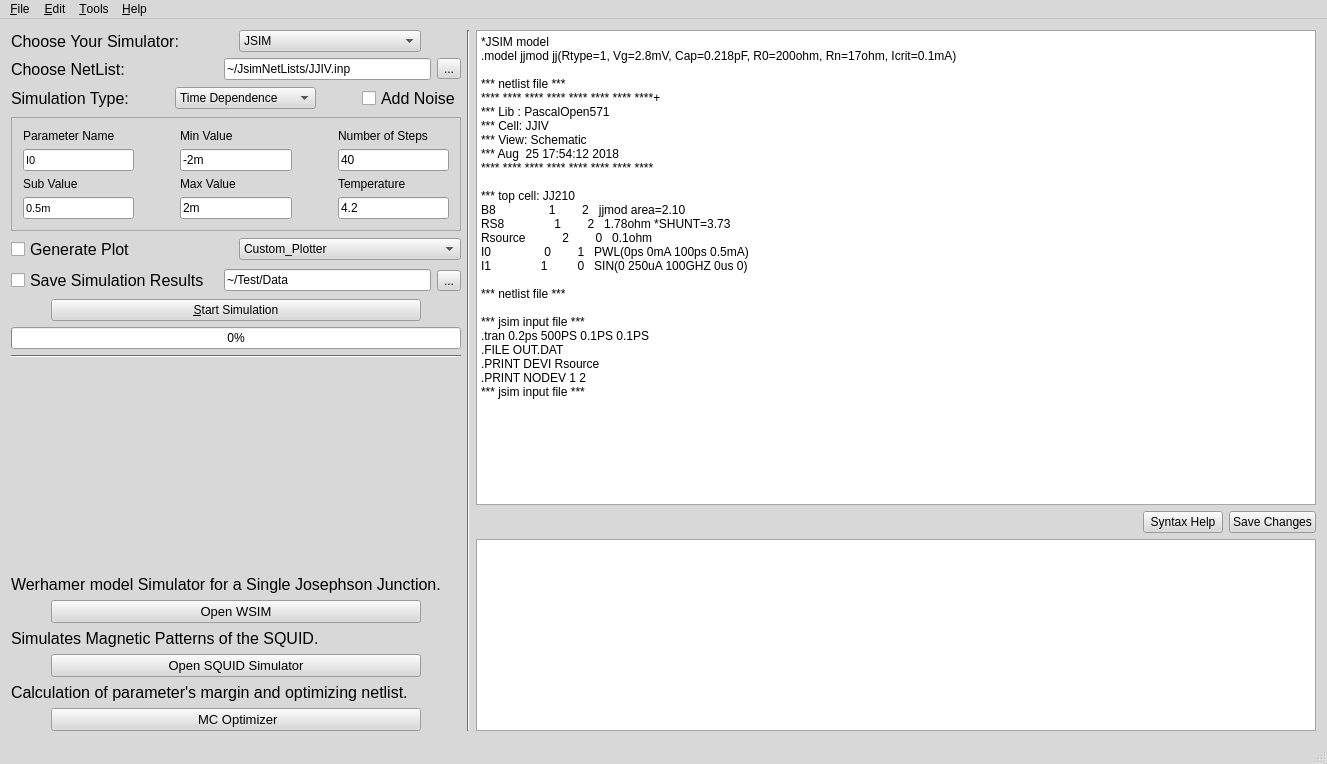
Qt form mainwindow.ui (SasanRazm/JOINUS) before a commit.
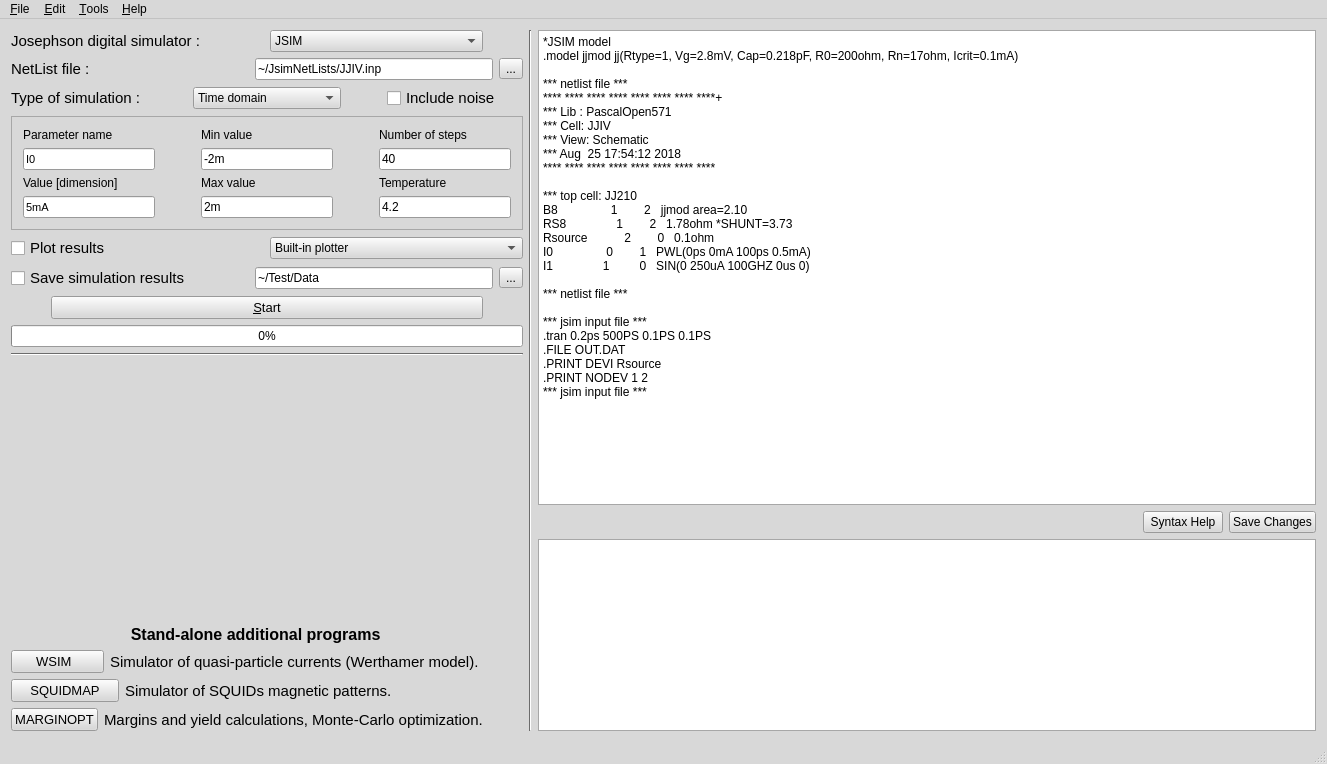
The same form after that commit.

Patch:
```diff
--- a/mainwindow.ui
+++ b/mainwindow.ui
@@ -472,13 +472,13 @@
              <widget class="QLabel" name="label">
               <property name="font">
                <font>
-                <pointsize>12</pointsize>
+                <pointsize>11</pointsize>
                 <weight>50</weight>
                 <bold>false</bold>
                </font>
               </property>
               <property name="text">
-               <string>Choose Your Simulator:</string>
+               <string>Josephson digital simulator :</string>
               </property>
              </widget>
             </item>
@@ -539,13 +539,13 @@
              <widget class="QLabel" name="label_2">
               <property name="font">
                <font>
-                <pointsize>12</pointsize>
+                <pointsize>11</pointsize>
                 <weight>50</weight>
                 <bold>false</bold>
                </font>
               </property>
               <property name="text">
-               <string>Choose NetList:</string>
+               <string>NetList file :</string>
               </property>
              </widget>
             </item>
@@ -583,13 +583,13 @@
              <widget class="QLabel" name="label_3">
               <property name="font">
                <font>
-                <pointsize>12</pointsize>
+                <pointsize>11</pointsize>
                 <weight>50</weight>
                 <bold>false</bold>
                </font>
               </property>
               <property name="text">
-               <string>Simulation Type:</string>
+               <string>Type of simulation :</string>
               </property>
              </widget>
             </item>
@@ -622,22 +622,22 @@
               </property>
               <item>
                <property name="text">
-                <string>Time Dependence</string>
+                <string>Time domain</string>
                </property>
               </item>
               <item>
                <property name="text">
-                <string>I-V Curve (Y-X)</string>
+                <string>I-V characteristics</string>
                </property>
               </item>
               <item>
                <property name="text">
-                <string>Parameter Sweep</string>
+                <string>Parametric analysis</string>
                </property>
               </item>
               <item>
                <property name="text">
-                <string>Temperature Sweep</string>
+                <string>Temperature analysis</string>
                </property>
               </item>
               <item>
@@ -667,7 +667,7 @@
              <widget class="QCheckBox" name="NoiseCheckBox">
               <property name="font">
                <font>
-                <pointsize>12</pointsize>
+                <pointsize>11</pointsize>
                 <weight>50</weight>
                 <bold>false</bold>
                </font>
@@ -676,7 +676,7 @@
                <string>Adds Noise to the Resistors in the Netlist depending on the temperature.</string>
               </property>
               <property name="text">
-               <string>Add Noise</string>
+               <string>Include noise</string>
               </property>
              </widget>
             </item>
@@ -703,7 +703,7 @@
                     </font>
                    </property>
                    <property name="text">
-                    <string>Parameter Name</string>
+                    <string>Parameter name</string>
                    </property>
                   </widget>
                  </item>
@@ -742,7 +742,7 @@
                     <enum>QFrame::NoFrame</enum>
                    </property>
                    <property name="text">
-                    <string>Sub Value</string>
+                    <string>Value [dimension]</string>
                    </property>
                   </widget>
                  </item>
@@ -766,7 +766,7 @@
                     <string>Sub Parameter Value. (Value of the current, Frequency, ...)</string>
                    </property>
                    <property name="text">
-                    <string>0.5m</string>
+                    <string>5mA</string>
                    </property>
                   </widget>
                  </item>
@@ -798,7 +798,7 @@
                     </font>
                    </property>
                    <property name="text">
-                    <string>Min Value</string>
+                    <string>Min value</string>
                    </property>
                   </widget>
                  </item>
@@ -829,7 +829,7 @@
                     </font>
                    </property>
                    <property name="text">
-                    <string>Max Value</string>
+                    <string>Max value</string>
                    </property>
                   </widget>
                  </item>
@@ -880,7 +880,7 @@
                     </font>
                    </property>
                    <property name="text">
-                    <string>Number of Steps</string>
+                    <string>Number of steps</string>
                    </property>
                   </widget>
                  </item>
@@ -947,7 +947,7 @@
              <widget class="QCheckBox" name="PlotCheckBox">
               <property name="font">
                <font>
-                <pointsize>12</pointsize>
+                <pointsize>11</pointsize>
                 <weight>50</weight>
                 <bold>false</bold>
                </font>
@@ -956,7 +956,7 @@
                <string>If Checked, Generates Plot for the Chosen Simulation.</string>
               </property>
               <property name="text">
-               <string>Generate Plot</string>
+               <string>Plot results</string>
               </property>
               <property name="checked">
                <bool>false</bool>
@@ -970,7 +970,7 @@
               </property>
               <item>
                <property name="text">
-                <string>Custom_Plotter</string>
+                <string>Built-in plotter</string>
                </property>
               </item>
               <item>
@@ -993,13 +993,13 @@
              <widget class="QCheckBox" name="SaveCheckBox">
               <property name="font">
                <font>
-                <pointsize>12</pointsize>
+                <pointsize>11</pointsize>
                 <weight>50</weight>
                 <bold>false</bold>
                </font>
               </property>
               <property name="text">
-               <string>Save Simulation Results</string>
+               <string>Save simulation results</string>
               </property>
              </widget>
             </item>
@@ -1048,11 +1048,16 @@
             </item>
             <item>
              <widget class="QPushButton" name="StartPushButton">
+              <property name="font">
+               <font>
+                <pointsize>10</pointsize>
+               </font>
+              </property>
               <property name="statusTip">
                <string>Starting the Simulation</string>
               </property>
               <property name="text">
-               <string>&amp;Start Simulation</string>
+               <string>&amp;Start</string>
               </property>
              </widget>
             </item>
@@ -1115,46 +1120,26 @@
           </property>
          </spacer>
         </item>
+        <item>
+         <widget class="QLabel" name="label_13">
+          <property name="font">
+           <font>
+            <pointsize>12</pointsize>
+            <weight>75</weight>
+            <bold>true</bold>
+           </font>
+          </property>
+          <property name="text">
+           <string>                           Stand-alone additional programs</string>
+          </property>
+         </widget>
+        </item>
         <item>
          <layout class="QVBoxLayout" name="verticalLayout_8">
           <item>
            <layout class="QVBoxLayout" name="verticalLayout_5">
-            <item>
-             <widget class="QLabel" name="label_4">
-              <property name="sizePolicy">
-               <sizepolicy hsizetype="Minimum" vsizetype="Minimum">
-                <horstretch>0</horstretch>
-                <verstretch>0</verstretch>
-               </sizepolicy>
-              </property>
-              <property name="font">
-               <font>
-                <pointsize>12</pointsize>
-               </font>
-              </property>
-              <property name="text">
-               <string>Werhamer model Simulator for a Single Josephson Junction.</string>
-              </property>
-             </widget>
-            </item>
             <item>
              <layout class="QHBoxLayout" name="horizontalLayout_10">
-              <item>
-               <spacer name="horizontalSpacer_7">
-                <property name="orientation">
-                 <enum>Qt::Horizontal</enum>
-                </property>
-                <property name="sizeType">
-                 <enum>QSizePolicy::Preferred</enum>
-                </property>
-                <property name="sizeHint" stdset="0">
-                 <size>
-                  <width>40</width>
-                  <height>20</height>
-                 </size>
-                </property>
-               </spacer>
-              </item>
               <item>
                <widget class="QPushButton" name="WSIMPushBottun">
                 <property name="font">
@@ -1162,8 +1147,29 @@
                   <pointsize>10</pointsize>
                  </font>
                 </property>
+                <property name="toolTip">
+                 <string>Werthamer model simulator program.</string>
+                </property>
                 <property name="text">
-                 <string>Open WSIM</string>
+                 <string>    WSIM      </string>
+                </property>
+               </widget>
+              </item>
+              <item>
+               <widget class="QLabel" name="label_4">
+                <property name="sizePolicy">
+                 <sizepolicy hsizetype="Minimum" vsizetype="Minimum">
+                  <horstretch>0</horstretch>
+                  <verstretch>0</verstretch>
+                 </sizepolicy>
+                </property>
+                <property name="font">
+                 <font>
+                  <pointsize>11</pointsize>
+                 </font>
+                </property>
+                <property name="text">
+                 <string>Simulator of quasi-particle currents (Werthamer model). </string>
                 </property>
                </widget>
               </item>
@@ -1185,51 +1191,44 @@
               </item>
              </layout>
             </item>
-            <item>
-             <widget class="QLabel" name="label_5">
-              <property name="sizePolicy">
-               <sizepolicy hsizetype="Minimum" vsizetype="Minimum">
-                <horstretch>0</horstretch>
-                <verstretch>0</verstretch>
-               </sizepolicy>
-              </property>
-              <property name="font">
-               <font>
-                <pointsize>12</pointsize>
-               </font>
-              </property>
-              <property name="text">
-               <string>Simulates Magnetic Patterns of the SQUID.</string>
-              </property>
-             </widget>
-            </item>
             <item>
              <layout class="QHBoxLayout" name="horizontalLayout_9">
-              <item>
-               <spacer name="horizontalSpacer_9">
-                <property name="orientation">
-                 <enum>Qt::Horizontal</enum>
-                </property>
-                <property name="sizeType">
-                 <enum>QSizePolicy::Minimum</enum>
-                </property>
-                <property name="sizeHint" stdset="0">
-                 <size>
-                  <width>40</width>
-                  <height>20</height>
-                 </size>
-                </property>
-               </spacer>
-              </item>
               <item>
                <widget class="QPushButton" name="SQUIDPushBottun">
+                <property name="sizePolicy">
+                 <sizepolicy hsizetype="Minimum" vsizetype="Fixed">
+                  <horstretch>0</horstretch>
+                  <verstretch>0</verstretch>
+                 </sizepolicy>
+                </property>
                 <property name="font">
                  <font>
                   <pointsize>10</pointsize>
                  </font>
                 </property>
+                <property name="toolTip">
+                 <string>Magnetic patterns of the SQUID simulator.</string>
+                </property>
                 <property name="text">
-                 <string>Open SQUID Simulator</string>
+                 <string>SQUIDMAP</string>
+                </property>
+               </widget>
+              </item>
+              <item>
+               <widget class="QLabel" name="label_5">
+                <property name="sizePolicy">
+                 <sizepolicy hsizetype="Minimum" vsizetype="Minimum">
+                  <horstretch>0</horstretch>
+                  <verstretch>0</verstretch>
+                 </sizepolicy>
+                </property>
+                <property name="font">
+                 <font>
+                  <pointsize>11</pointsize>
+                 </font>
+                </property>
+                <property name="text">
+                 <string>Simulator of SQUIDs magnetic patterns.                      </string>
                 </property>
                </widget>
               </item>
@@ -1239,7 +1238,7 @@
                  <enum>Qt::Horizontal</enum>
                 </property>
                 <property name="sizeType">
-                 <enum>QSizePolicy::Minimum</enum>
+                 <enum>QSizePolicy::Preferred</enum>
                 </property>
                 <property name="sizeHint" stdset="0">
                  <size>
@@ -1255,42 +1254,8 @@
           </item>
           <item>
            <layout class="QVBoxLayout" name="verticalLayout_6">
-            <item>
-             <widget class="QLabel" name="label_6">
-              <property name="sizePolicy">
-               <sizepolicy hsizetype="Minimum" vsizetype="Minimum">
-                <horstretch>0</horstretch>
-                <verstretch>0</verstretch>
-               </sizepolicy>
-              </property>
-              <property name="font">
-               <font>
-                <pointsize>12</pointsize>
-               </font>
-              </property>
-              <property name="text">
-               <string>Calculation of parameter's margin and optimizing netlist.</string>
-              </property>
-             </widget>
-            </item>
             <item>
              <layout class="QHBoxLayout" name="horizontalLayout_11">
-              <item>
-               <spacer name="horizontalSpacer_11">
-                <property name="orientation">
-                 <enum>Qt::Horizontal</enum>
-                </property>
-                <property name="sizeType">
-                 <enum>QSizePolicy::Minimum</enum>
-                </property>
-                <property name="sizeHint" stdset="0">
-                 <size>
-                  <width>40</width>
-                  <height>20</height>
-                 </size>
-                </property>
-               </spacer>
-              </item>
               <item>
                <widget class="QPushButton" name="AmbPushBottun">
                 <property name="font">
@@ -1298,11 +1263,32 @@
                   <pointsize>10</pointsize>
                  </font>
                 </property>
+                <property name="toolTip">
+                 <string>Monte Carlo optimizer and bias margin calculations.</string>
+                </property>
                 <property name="statusTip">
                  <string>Monte Carlo Optimization of the given netlist, with same syntax as Auto5.</string>
                 </property>
                 <property name="text">
-                 <string> MC Optimizer</string>
+                 <string>MARGINOPT</string>
+                </property>
+               </widget>
+              </item>
+              <item>
+               <widget class="QLabel" name="label_6">
+                <property name="sizePolicy">
+                 <sizepolicy hsizetype="Minimum" vsizetype="Minimum">
+                  <horstretch>0</horstretch>
+                  <verstretch>0</verstretch>
+                 </sizepolicy>
+                </property>
+                <property name="font">
+                 <font>
+                  <pointsize>11</pointsize>
+                 </font>
+                </property>
+                <property name="text">
+                 <string>Margins and yield calculations, Monte-Carlo optimization.</string>
                 </property>
                </widget>
               </item>
@@ -1312,7 +1298,7 @@
                  <enum>Qt::Horizontal</enum>
                 </property>
                 <property name="sizeType">
-                 <enum>QSizePolicy::Minimum</enum>
+                 <enum>QSizePolicy::Preferred</enum>
                 </property>
                 <property name="sizeHint" stdset="0">
                  <size>
@@ -1397,6 +1383,9 @@
           </item>
           <item>
            <widget class="QPushButton" name="TemplateNetListPushBottun">
+            <property name="toolTip">
+             <string>Opens the help file for JSIIM and Auto5.</string>
+            </property>
             <property name="text">
              <string>Syntax Help</string>
             </property>
@@ -1404,6 +1393,9 @@
           </item>
           <item>
            <widget class="QPushButton" name="SaveNetListPushBottun">
+            <property name="toolTip">
+             <string>Saves the changes to the netlist.</string>
+            </property>
             <property name="text">
              <string>Save Changes</string>
             </property>
@@ -1467,16 +1459,17 @@
      <string>&amp;Edit</string>
     </property>
     <addaction name="actionFont_Properties"/>
-    <addaction name="action_Advanced_Simulation_Editor"/>
+    <addaction name="separator"/>
+    <addaction name="actionEdit_Simulator_Engines"/>
+    <addaction name="actionEdit_Plotter_Engines"/>
    </widget>
    <widget class="QMenu" name="menuTools">
     <property name="title">
      <string>&amp;Tools</string>
     </property>
-    <addaction name="actionAdd_Simulator"/>
-    <addaction name="actionEdit_Netlist"/>
-    <addaction name="action_Change_Default_Text_Editor"/>
     <addaction name="action_Open_Console"/>
+    <addaction name="actionRun_Custom_Plotter"/>
+    <addaction name="actionIV_Curve_Statistical_Noise"/>
    </widget>
    <widget class="QMenu" name="menuHelp">
     <property name="title">
@@ -1581,11 +1574,14 @@
   </action>
   <action name="actionFont_Properties">
    <property name="enabled">
-    <bool>false</bool>
+    <bool>true</bool>
    </property>
    <property name="text">
     <string>Font &amp;Properties</string>
    </property>
+   <property name="statusTip">
+    <string>Changes the font of the netlist editor and terminal.</string>
+   </property>
   </action>
   <action name="action_Advanced_Simulation_Editor">
    <property name="enabled">
@@ -1595,6 +1591,47 @@
     <string>&amp;Advanced Simulation Editor</string>
    </property>
   </action>
+  <action name="actionEdit_Simulator_Engines">
+   <property name="enabled">
+    <bool>false</bool>
+   </property>
+   <property name="text">
+    <string>Edit &amp;Simulator Engines</string>
+   </property>
+   <property name="statusTip">
+    <string>Edits the commands that run simulators.</string>
+   </property>
+  </action>
+  <action name="actionEdit_Plotter_Engines">
+   <property name="enabled">
+    <bool>false</bool>
+   </property>
+   <property name="text">
+    <string>Edit &amp;Plotter Engines</string>
+   </property>
+   <property name="statusTip">
+    <string>Edits the commands that run plotter engines.</string>
+   </property>
+  </action>
+  <action name="actionRun_Custom_Plotter">
+   <property name="text">
+    <string>Run &amp;Custom Plotter</string>
+   </property>
+   <property name="statusTip">
+    <string>Starts the embedded plotter tool.</string>
+   </property>
+  </action>
+  <action name="actionIV_Curve_Statistical_Noise">
+   <property name="enabled">
+    <bool>false</bool>
+   </property>
+   <property name="text">
+    <string>IV-Curve Statistical &amp;Noise</string>
+   </property>
+   <property name="statusTip">
+    <string>Modify the IV Curve Noise model from normal JSIM noise model to Brownian noise model.</string>
+   </property>
+  </action>
  </widget>
  <layoutdefault spacing="6" margin="11"/>
  <tabstops>
```
